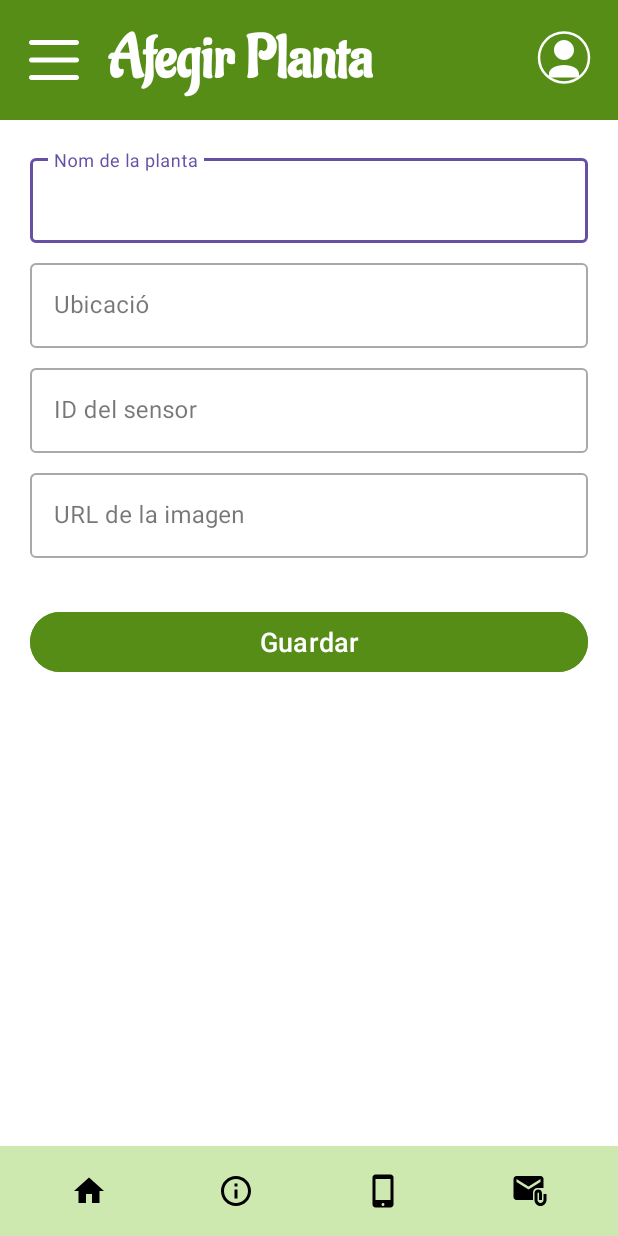
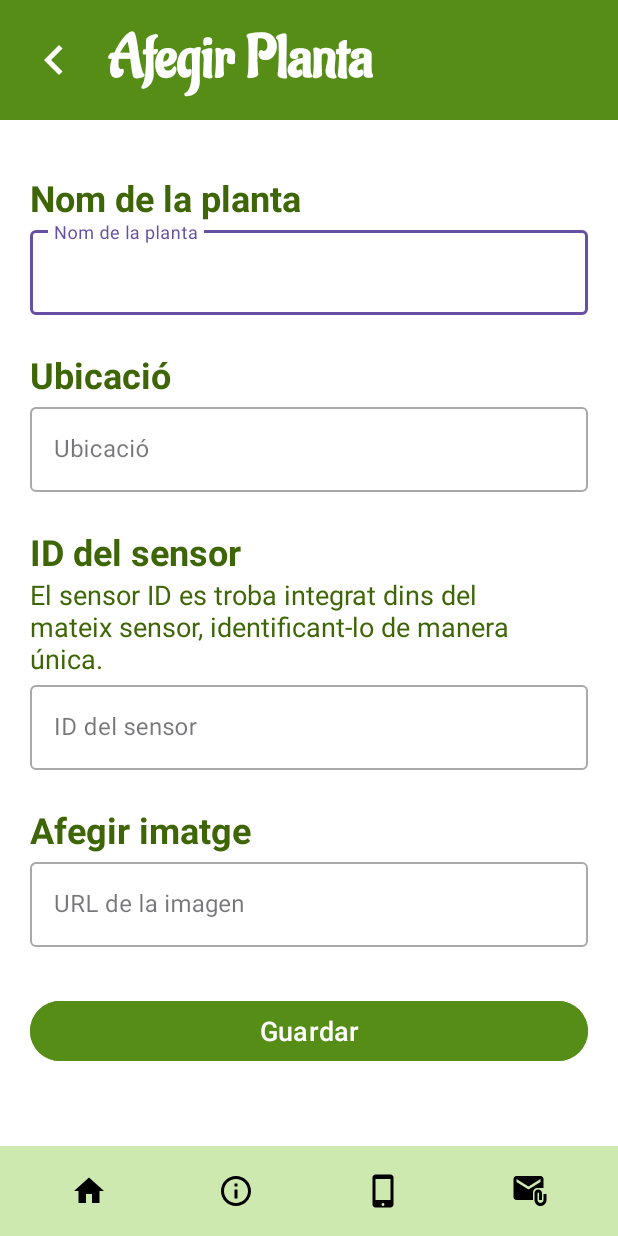
Before and after one commit to merymontgo6/App_Ecosense, an Android app: the AfegirPlanta screen opened directly, with no data from a screen before it, on a phone screen of 412 x 824 dp. Run offline under Robolectric (Android 15) with nearby library versions, the phone set to English and light mode, and no system bars.

Commit message:
Es va modificar estètica d'algunes pantalles amb un now drawable i linear layouts

```diff
--- a/app/src/main/java/com/example/app_ecosense/PantallaHome.kt
+++ b/app/src/main/java/com/example/app_ecosense/PantallaHome.kt
@@ -22,8 +22,8 @@ import com.example.app_ecosense.info.ZonaResponse
 import com.example.app_ecosense.menu.BaseActivity
 import com.example.app_ecosense.menu.BottomMenu
 import com.example.app_ecosense.models.Planta
-import com.example.app_ecosense.models.PlantaDetailModelo
 import com.example.app_ecosense.models.PlantasViewModel
+import com.example.app_ecosense.models.Zona
 import com.example.app_ecosense.plantes.AfegirPlanta
 import com.example.app_ecosense.plantes.PlantaDetail
 import com.example.app_ecosense.plantes.ZonaDetail
@@ -38,7 +38,6 @@ class PantallaHome : BaseActivity() {
     private lateinit var zonaContainer: LinearLayout
     private val viewModel: PlantasViewModel by viewModels()
     private lateinit var swipeRefreshLayout: SwipeRefreshLayout
-
 
     override fun onCreate(savedInstanceState: Bundle?) {
         ocultarBarra(window).hideSystemBar()
--- a/app/src/main/java/com/example/app_ecosense/plantes/AfegirPlanta.kt
+++ b/app/src/main/java/com/example/app_ecosense/plantes/AfegirPlanta.kt
@@ -19,7 +19,6 @@ import com.example.app_ecosense.menu.BottomMenu
 import kotlinx.coroutines.CoroutineScope
 import kotlinx.coroutines.Dispatchers
 import kotlinx.coroutines.launch
-import retrofit2.HttpException
 
 class AfegirPlanta : AppCompatActivity() {
     private lateinit var drawerLayout: DrawerLayout
@@ -44,6 +43,10 @@ class AfegirPlanta : AppCompatActivity() {
             val systemBars = insets.getInsets(WindowInsetsCompat.Type.systemBars())
             v.setPadding(systemBars.left, systemBars.top, systemBars.right, systemBars.bottom)
             insets
+        }
+
+        findViewById<ImageView>(R.id.menu_icon).setOnClickListener {
+            finish()
         }
 
         sharedPref = getSharedPreferences("user_prefs", Context.MODE_PRIVATE)
--- a/app/src/main/java/com/example/app_ecosense/plantes/PlantaDetail.kt
+++ b/app/src/main/java/com/example/app_ecosense/plantes/PlantaDetail.kt
@@ -40,6 +40,10 @@ class PlantaDetail : AppCompatActivity() {
             Toast.makeText(this, "Error: ID de planta no válido", Toast.LENGTH_SHORT).show()
             finish()
             return
+        }
+
+        findViewById<ImageView>(R.id.menu_icon).setOnClickListener {
+            finish()
         }
 
         findViewById<ImageView>(R.id.edit_icon).setOnClickListener {
--- a/app/src/main/java/com/example/app_ecosense/plantes/ZonaDetail.kt
+++ b/app/src/main/java/com/example/app_ecosense/plantes/ZonaDetail.kt
@@ -46,6 +46,10 @@ class ZonaDetail : AppCompatActivity() {
         fabAdd.setOnClickListener {
             val intent = Intent(this, AfegirPlanta::class.java)
             startActivity(intent)
+        }
+
+        findViewById<ImageView>(R.id.menu_icon).setOnClickListener {
+            finish()
         }
 
         plantasContainer = findViewById(R.id.plantas_container)
--- /dev/null
+++ b/app/src/main/res/drawable/ic_arrow_left.xml
@@ -0,0 +1,10 @@
+<vector xmlns:android="http://schemas.android.com/apk/res/android"
+    android:width="24dp"
+    android:height="24dp"
+    android:viewportWidth="24"
+    android:viewportHeight="24"
+    android:tint="@android:color/white">
+    <path
+        android:fillColor="@android:color/white"
+        android:pathData="M15.41,16.59L10.83,12l4.58,-4.59L14,6l-6,6l6,6L15.41,16.59z"/>
+</vector>
--- a/app/src/main/res/layout/activity_afegir_planta.xml
+++ b/app/src/main/res/layout/activity_afegir_planta.xml
@@ -41,7 +41,7 @@
                             android:layout_alignParentStart="true"
                             android:layout_centerVertical="true"
                             android:layout_marginEnd="16dp"
-                            android:src="@drawable/ic_menu"
+                            android:src="@drawable/ic_arrow_left"
                             app:tint="@android:color/white" />
 
                         <TextView
@@ -56,16 +56,6 @@
                             android:layout_toEndOf="@id/menu_icon"
                             android:layout_centerVertical="true"
                             android:textStyle="bold" />
-
-                        <ImageView
-                            android:id="@+id/user_icon"
-                            android:layout_width="40dp"
-                            android:layout_height="40dp"
-                            android:layout_alignParentEnd="true"
-                            android:layout_centerVertical="true"
-                            android:layout_marginEnd="16dp"
-                            android:src="@drawable/ic_user"
-                            app:tint="@android:color/white" />
                     </RelativeLayout>
                 </androidx.appcompat.widget.Toolbar>
 
@@ -75,6 +65,16 @@
                     android:orientation="vertical"
                     android:layout_marginTop="24dp"
                     android:layout_margin="20dp">
+
+                    <TextView
+                        android:layout_width="match_parent"
+                        android:layout_height="wrap_content"
+                        android:layout_marginTop="15dp"
+                        android:layout_marginEnd="16dp"
+                        android:text="@string/nom_planta"
+                        android:textColor="@color/green_800"
+                        android:textSize="24sp"
+                        android:textStyle="bold" />
 
                     <com.google.android.material.textfield.TextInputLayout
                         android:layout_width="match_parent"
@@ -90,6 +90,16 @@
                             android:inputType="textCapWords"/>
                     </com.google.android.material.textfield.TextInputLayout>
 
+                    <TextView
+                        android:layout_width="match_parent"
+                        android:layout_height="wrap_content"
+                        android:layout_marginTop="15dp"
+                        android:layout_marginEnd="16dp"
+                        android:text="@string/ubicacio"
+                        android:textColor="@color/green_800"
+                        android:textSize="24sp"
+                        android:textStyle="bold" />
+
                     <com.google.android.material.textfield.TextInputLayout
                         android:layout_width="match_parent"
                         android:layout_height="wrap_content"
@@ -104,6 +114,24 @@
                             android:inputType="textCapWords"/>
                     </com.google.android.material.textfield.TextInputLayout>
 
+                    <TextView
+                        android:layout_width="match_parent"
+                        android:layout_height="wrap_content"
+                        android:layout_marginTop="15dp"
+                        android:layout_marginEnd="16dp"
+                        android:text="@string/sensor_id"
+                        android:textColor="@color/green_800"
+                        android:textSize="24sp"
+                        android:textStyle="bold" />
+
+                    <TextView
+                        android:layout_width="match_parent"
+                        android:layout_height="wrap_content"
+                        android:layout_marginEnd="15dp"
+                        android:text="@string/ubicacio_sensor"
+                        android:textColor="@color/green_800"
+                        android:textSize="18sp" />
+
                     <com.google.android.material.textfield.TextInputLayout
                         android:layout_width="match_parent"
                         android:layout_height="wrap_content"
@@ -117,6 +145,16 @@
                             android:hint="@string/sensor_id"
                             android:inputType="number"/>
                     </com.google.android.material.textfield.TextInputLayout>
+
+                    <TextView
+                        android:layout_width="match_parent"
+                        android:layout_height="wrap_content"
+                        android:layout_marginTop="15dp"
+                        android:layout_marginEnd="16dp"
+                        android:text="@string/afegirImatge"
+                        android:textColor="@color/green_800"
+                        android:textSize="24sp"
+                        android:textStyle="bold" />
 
                     <com.google.android.material.textfield.TextInputLayout
                         android:layout_width="match_parent"
--- a/app/src/main/res/layout/activity_zona_detail.xml
+++ b/app/src/main/res/layout/activity_zona_detail.xml
@@ -40,7 +40,7 @@
                             android:layout_alignParentStart="true"
                             android:layout_centerVertical="true"
                             android:layout_marginEnd="16dp"
-                            android:src="@drawable/ic_menu"
+                            android:src="@drawable/ic_arrow_left"
                             app:tint="@android:color/white" />
 
                         <TextView
```
Also changed, not shown: app/src/main/java/com/example/app_ecosense/plantes/ModificarPlanta.kt (+11 -0 lines), app/src/main/res/layout/activity_modificar_planta.xml (+18 -14 lines), app/src/main/res/layout/activity_planta_detail.xml (+1 -16 lines).
